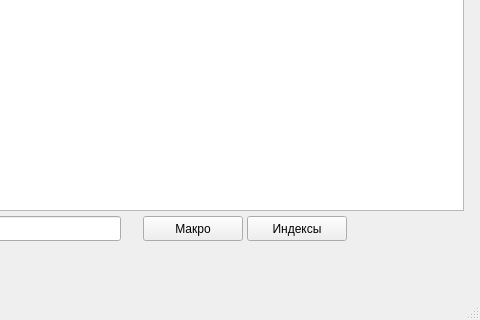
VitalyKalininSPB/TradeDiary, file form.ui: the form before one commit; both pictures show x 647 to 1127 and y 340 to 660 of the 1127 by 660 pixel window.
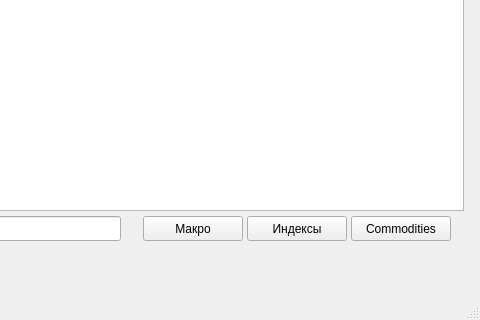
The form after the commit.

Commit message: Commodities: BCOM/Brent/Gold/Copper dashboard + button

```diff
--- a/form.ui
+++ b/form.ui
@@ -231,6 +231,19 @@
      <string>Индексы</string>
     </property>
    </widget>
+   <widget class="QPushButton" name="commoditiesButton">
+    <property name="geometry">
+     <rect>
+      <x>998</x>
+      <y>556</y>
+      <width>100</width>
+      <height>25</height>
+     </rect>
+    </property>
+    <property name="text">
+     <string>Commodities</string>
+    </property>
+   </widget>
    <widget class="QLabel" name="corrLabel">
     <property name="geometry">
      <rect>
```
The commit also changes 3 other files.
